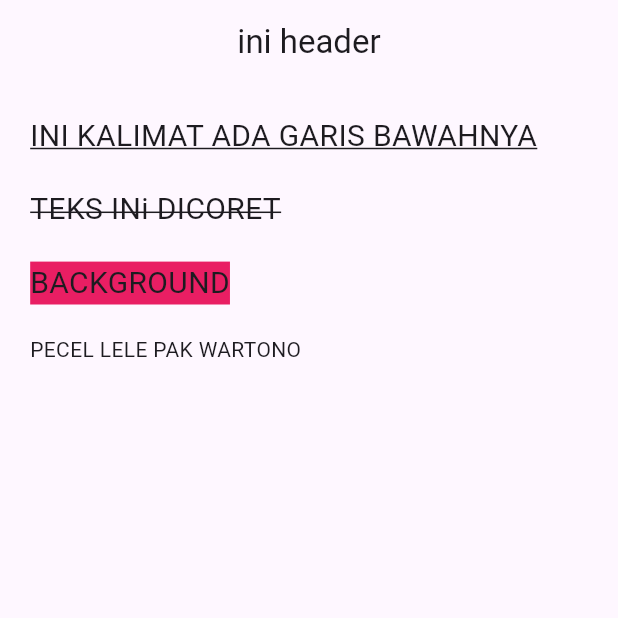
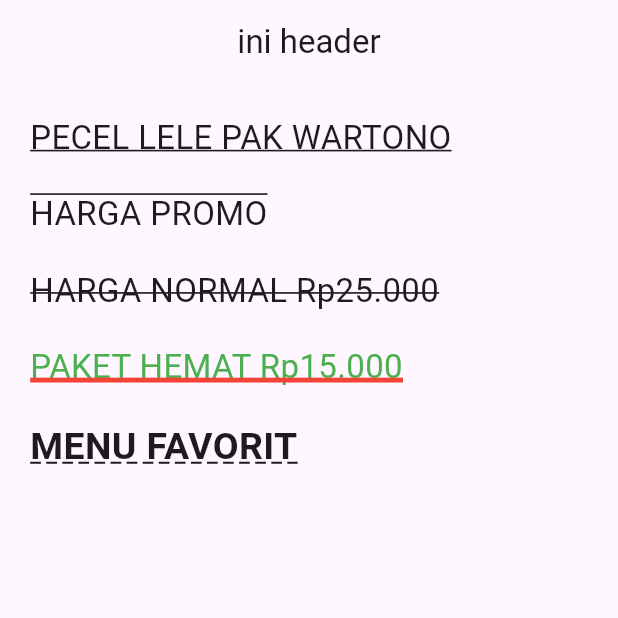
Before and after one commit to DhaniKWP/flutter-playground-3, a Flutter app: the screen it shows after launch, on a phone screen of 412 x 824 dp, the top half of it. Run offline on Flutter 3.47's test engine with Material 3 defaults, Android fonts, the phone set to English and light mode, and no system bars.

Commit message:
macam2 garis

```diff
--- a/lib/main.dart
+++ b/lib/main.dart
@@ -26,6 +26,7 @@ class MyApp extends StatelessWidget {
 }
 
 
+
 class DecorationTextWidget extends StatelessWidget {
   const DecorationTextWidget({super.key});
 
@@ -35,9 +36,9 @@ class DecorationTextWidget extends StatelessWidget {
       crossAxisAlignment: CrossAxisAlignment.start,
       children: [
         Text(
-          'INI KALIMAT ADA GARIS BAWAHNYA',
+          'PECEL LELE PAK WARTONO',
           style: TextStyle(
-            fontSize: 20,
+            fontSize: 22,
             decoration: TextDecoration.underline,
           ),
         ),
@@ -45,9 +46,19 @@ class DecorationTextWidget extends StatelessWidget {
         SizedBox(height: 20),
 
         Text(
-          'TEKS INi DICORET',
+          'HARGA PROMO',
           style: TextStyle(
-            fontSize: 20,
+            fontSize: 22,
+            decoration: TextDecoration.overline,
+          ),
+        ),
+
+        SizedBox(height: 20),
+
+        Text(
+          'HARGA NORMAL Rp25.000',
+          style: TextStyle(
+            fontSize: 22,
             decoration: TextDecoration.lineThrough,
           ),
         ),
@@ -55,27 +66,25 @@ class DecorationTextWidget extends StatelessWidget {
         SizedBox(height: 20),
 
         Text(
-          'BACKGROUND',
+          'PAKET HEMAT Rp15.000',
           style: TextStyle(
-            fontSize: 20,
-            backgroundColor: Colors.pink,
+            fontSize: 22,
+            color: Colors.green,
+            decoration: TextDecoration.underline,
+            decorationColor: Colors.red,
+            decorationThickness: 3,
           ),
         ),
 
         SizedBox(height: 20),
 
         Text(
-          'PECEL LELE PAK WARTONO',
+          'MENU FAVORIT',
           style: TextStyle(
-            fontSize: 5 5,
-            color: Colors.redAccent,
-            shadows: [
-              Shadow(
-                offset: Offset(3, 3),
-                blurRadius: 5,
-                color: Colors.black54,
-              ),
-            ],
+            fontSize: 25,
+            fontWeight: FontWeight.bold,
+            decoration: TextDecoration.underline,
+            decorationStyle: TextDecorationStyle.dashed,
           ),
         ),
       ],
```
